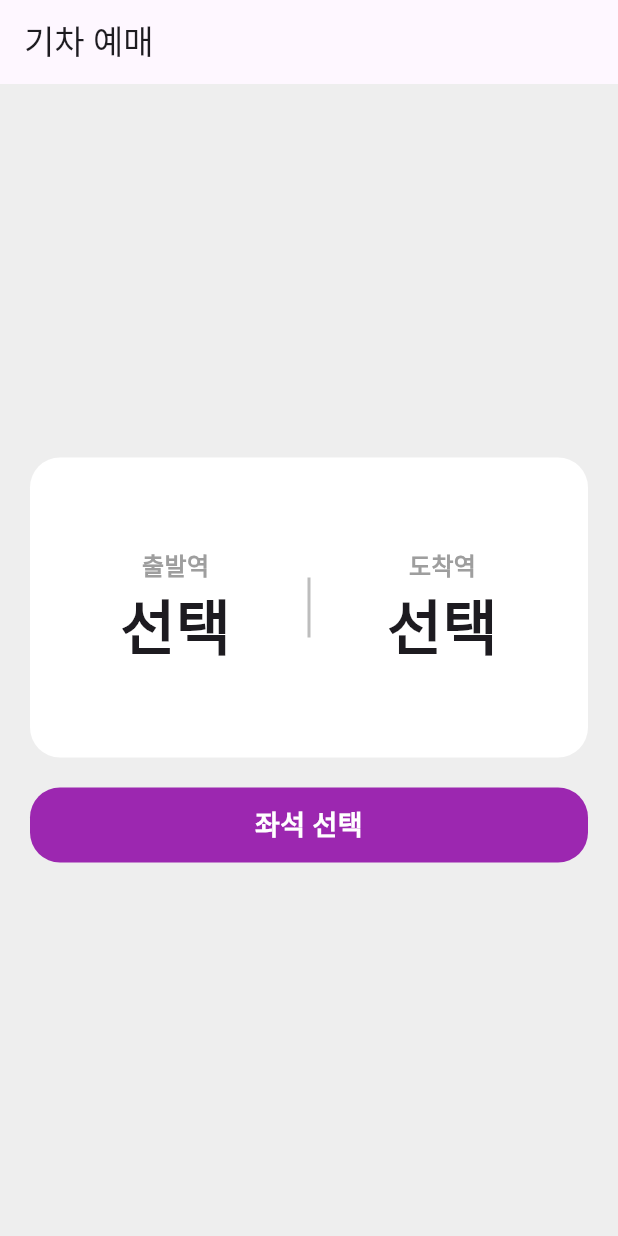
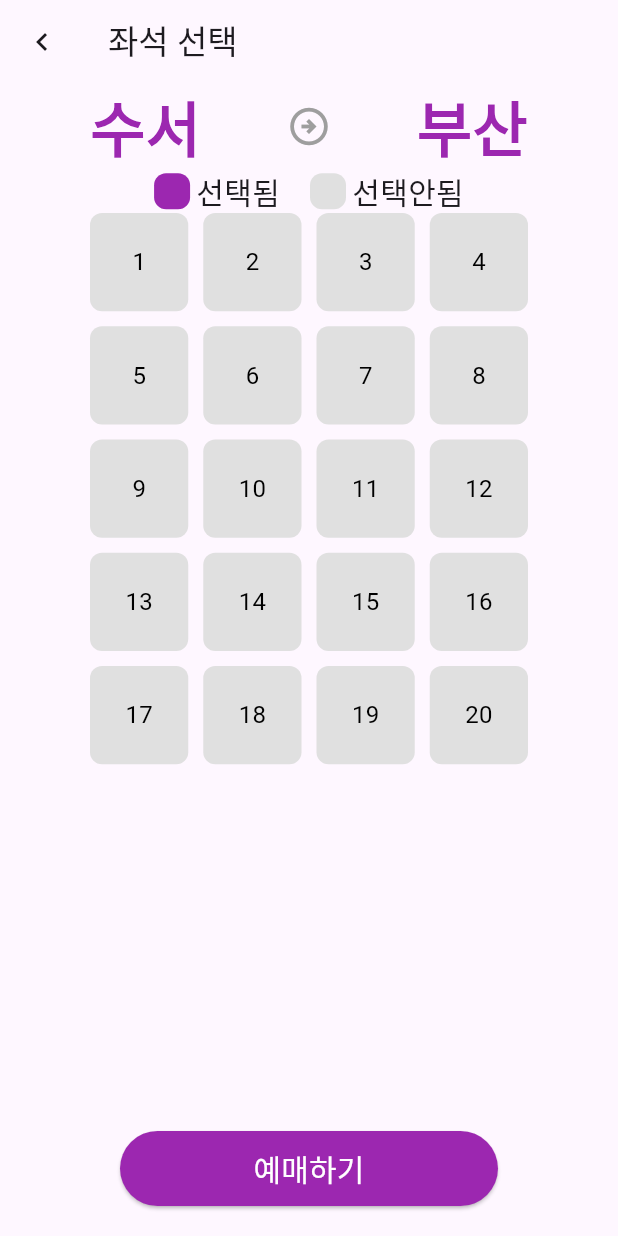
Before and after one commit to RosieWikiLab/flutter_train_app, a Flutter app: the screen it shows after launch, on a phone screen of 412 x 824 dp. Run offline on Flutter 3.47's test engine with Material 3 defaults, Android fonts, the phone set to English and light mode, and no system bars.

Commit message:
add: seatpage 화면구현

```diff
--- a/lib/main.dart
+++ b/lib/main.dart
@@ -1,5 +1,6 @@
 import 'package:flutter/material.dart';
 import 'package:flutter_train_app/homepage.dart';
+import 'package:flutter_train_app/seatpage.dart';
 
 void main() {
   runApp(const MyApp());
@@ -11,7 +12,8 @@ class MyApp extends StatelessWidget {
   @override
   Widget build(BuildContext context) {
     return MaterialApp(
-      home: Homepage(),
+      // home: Homepage(),
+      home: SeatPage(),
     );
   }
 }
--- /dev/null
+++ b/lib/seatpage.dart
@@ -0,0 +1,156 @@
+import 'package:flutter/material.dart';
+import 'package:flutter/cupertino.dart';
+
+class SeatPage extends StatefulWidget {
+  const SeatPage({super.key});
+
+  @override
+  State<SeatPage> createState() => _SeatPageState();
+}
+
+class _SeatPageState extends State<SeatPage> {
+  final Set<int> selectedSeats = {};
+
+  void toggleSeat(int seatNumber) {
+    setState(() {
+      if (selectedSeats.contains(seatNumber)) {
+        selectedSeats.remove(seatNumber);
+      } else {
+        selectedSeats.add(seatNumber);
+      }
+    });
+  }
+
+  void showBookingDialog() {
+    if (selectedSeats.isEmpty) return;
+
+    showCupertinoDialog(
+      context: context,
+      builder: (context) => CupertinoAlertDialog(
+        title: const Text('예매 확인'),
+        content: Text('선택하신 ${selectedSeats.length}개의 좌석을 예매하시겠습니까?'),
+        actions: [
+          CupertinoDialogAction(
+            child: const Text('취소'),
+            onPressed: () => Navigator.pop(context),
+          ),
+          CupertinoDialogAction(
+            child: const Text('확인'),
+            onPressed: () {
+              Navigator.pop(context);
+              Navigator.pop(context);
+              Navigator.pop(context);
+            },
+          ),
+        ],
+      ),
+    );
+  }
+
+  @override
+  Widget build(BuildContext context) {
+    return Scaffold(
+      appBar: AppBar(
+        leading: IconButton(
+          icon: const Icon(Icons.navigate_before),
+          onPressed: () {
+            Navigator.pop(context);
+          },
+        ),
+        title: const Text('좌석 선택'),
+      ),
+      body: Padding(
+        padding: const EdgeInsets.symmetric(horizontal: 60),
+        child: Column(
+          children: [
+            Row(
+                mainAxisAlignment: MainAxisAlignment.spaceBetween,
+                children: [
+                  Text('수서', style: TextStyle(fontSize: 40, fontWeight: FontWeight.bold, color: Colors.purple)),
+                  const Icon(Icons.arrow_circle_right_outlined, size: 30, color: Colors.grey),
+                  Text('부산', style: TextStyle(fontSize: 40, fontWeight: FontWeight.bold, color: Colors.purple)),
+                ]
+            ),
+            Row(
+              mainAxisAlignment: MainAxisAlignment.center,
+              children: [
+                Container(
+                  width: 24,
+                  height: 24,
+                  decoration: BoxDecoration(
+                    color: Colors.purple,
+                    borderRadius: BorderRadius.circular(8),
+                  ),
+                ),
+                SizedBox(width: 4),
+                Text('선택됨', style: TextStyle(fontSize: 20)),
+                SizedBox(width: 20),
+                Container(
+                  width: 24,
+                  height: 24,
+                  decoration: BoxDecoration(
+                    color: Colors.grey[300]!,
+                    borderRadius: BorderRadius.circular(8),
+                  ),
+                ),
+                SizedBox(width: 4),
+                Text('선택안됨', style: TextStyle(fontSize: 20)),
+              ]
+            ),
+            Expanded(
+              child: GridView.builder(
+                gridDelegate: const SliverGridDelegateWithFixedCrossAxisCount(
+                  crossAxisCount: 4,
+                  childAspectRatio: 1,
+                  crossAxisSpacing: 10,
+                  mainAxisSpacing: 10,
+                ),
+                itemCount: 20,
+                itemBuilder: (context, index) {
+                  final seatNumber = index + 1;
+                  final isSelected = selectedSeats.contains(seatNumber);
+
+                  return GestureDetector(
+                    onTap: () => toggleSeat(seatNumber),
+                    child: Container(
+                      decoration: BoxDecoration(
+                        color: isSelected ? Colors.purple : Colors.grey[300],
+                        borderRadius: BorderRadius.circular(8),
+                      ),
+                      child: Center(
+                        child: Text(
+                          seatNumber.toString(),
+                          style: TextStyle(
+                            fontSize: 16,
+                            color: isSelected ? Colors.white : Colors.black,
+                          ),
+                        ),
+                      ),
+                    ),
+                  );
+                },
+              ),
+            ),
+            Padding(
+              padding: const EdgeInsets.all(20.0),
+              child: ElevatedButton(
+                onPressed: showBookingDialog,
+                style: ElevatedButton.styleFrom(
+                  backgroundColor: Colors.purple,
+                  minimumSize: const Size(double.infinity, 50),
+                ),
+                child: Text(
+                  '예매하기',
+                  style: TextStyle(
+                    fontSize: 20,
+                    color: Colors.white,
+                  ),
+                ),
+              ),
+            ),
+          ],
+        ),
+      ),
+    );
+  }
+}
```
